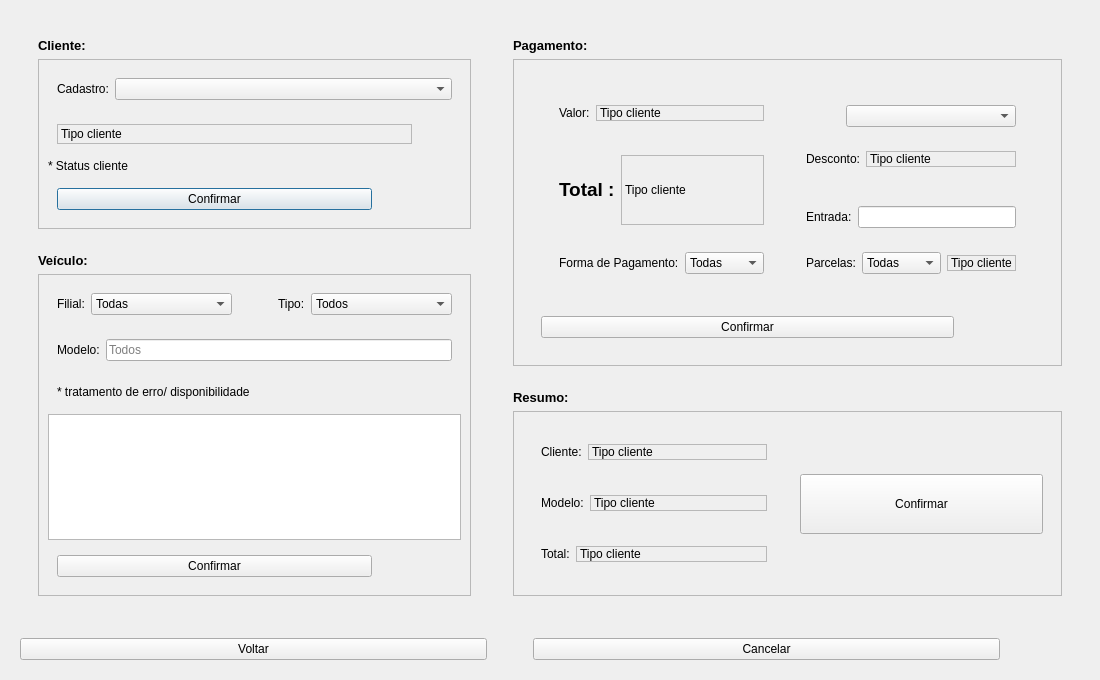
Before: the Qt Designer form telaresgistrovendas.ui in EduardoHaagP/ProjetoPOO, drawn with Qt 5.
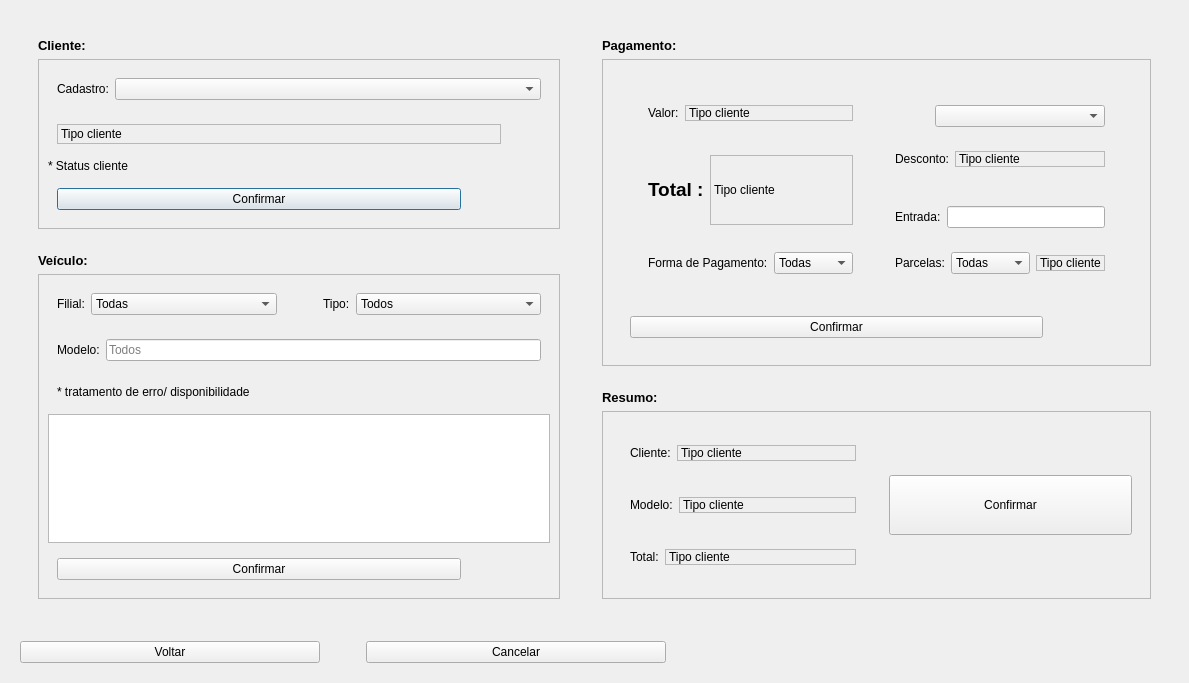
After: the same form once the commit is applied.

Diff of the .ui file:
```diff
--- a/telaresgistrovendas.ui
+++ b/telaresgistrovendas.ui
@@ -6,8 +6,8 @@
    <rect>
     <x>0</x>
     <y>0</y>
-    <width>1100</width>
-    <height>680</height>
+    <width>1189</width>
+    <height>683</height>
    </rect>
   </property>
   <property name="font">
@@ -1147,6 +1147,12 @@
           <verstretch>0</verstretch>
          </sizepolicy>
         </property>
+        <property name="minimumSize">
+         <size>
+          <width>300</width>
+          <height>0</height>
+         </size>
+        </property>
         <property name="text">
          <string>Voltar</string>
         </property>
@@ -1176,6 +1182,12 @@
           <verstretch>0</verstretch>
          </sizepolicy>
         </property>
+        <property name="minimumSize">
+         <size>
+          <width>300</width>
+          <height>0</height>
+         </size>
+        </property>
         <property name="text">
          <string>Cancelar</string>
         </property>
@@ -1185,25 +1197,6 @@
        <spacer name="horizontalSpacer">
         <property name="orientation">
          <enum>Qt::Horizontal</enum>
-        </property>
-        <property name="sizeType">
-         <enum>QSizePolicy::Preferred</enum>
-        </property>
-        <property name="sizeHint" stdset="0">
-         <size>
-          <width>40</width>
-          <height>20</height>
-         </size>
-        </property>
-       </spacer>
-      </item>
-      <item>
-       <spacer name="horizontalSpacer_3">
-        <property name="orientation">
-         <enum>Qt::Horizontal</enum>
-        </property>
-        <property name="sizeType">
-         <enum>QSizePolicy::Preferred</enum>
         </property>
         <property name="sizeHint" stdset="0">
          <size>
```
